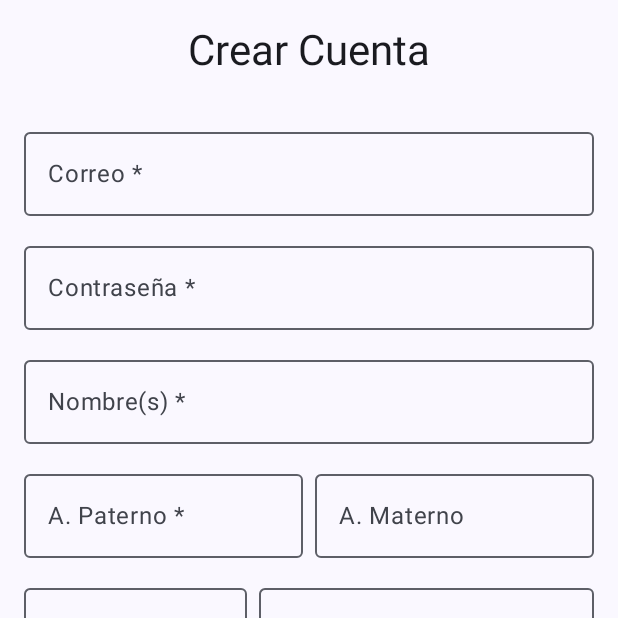
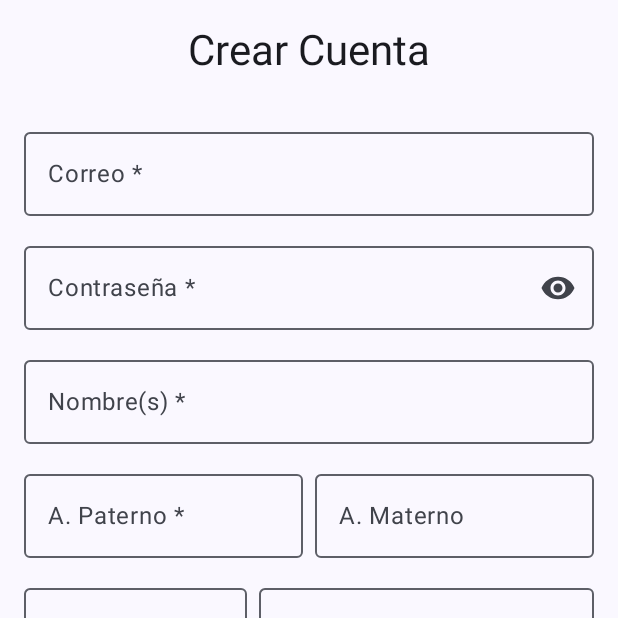
Before and after one commit to AngelDioses/SisvitaG2, an Android app built with Jetpack Compose: the RegisterScreen screen opened through its navigation route, on a phone screen of 412 x 824 dp, the top half of it. Run offline under Robolectric (Android 15) with nearby library versions, the phone set to English and light mode, and no system bars; our stand-ins replace Firebase (no records; nobody signed in at launch, a user with empty details on screens opened directly).

Commit message:
UPDATE: Mejorar pantallas de autenticación - Optimizar flujo de login, registro y verificación de email

```diff
--- a/app/src/main/java/com/example/sisvitag2/ui/screens/login/LoginScreen.kt
+++ b/app/src/main/java/com/example/sisvitag2/ui/screens/login/LoginScreen.kt
@@ -8,6 +8,9 @@ import androidx.compose.foundation.clickable
 import androidx.compose.foundation.layout.*
 import androidx.compose.foundation.text.KeyboardActions
 import androidx.compose.foundation.text.KeyboardOptions
+import androidx.compose.material.icons.Icons
+import androidx.compose.material.icons.filled.Visibility
+import androidx.compose.material.icons.filled.VisibilityOff
 import androidx.compose.material3.*
 import androidx.compose.runtime.*
 import androidx.compose.ui.Alignment
@@ -22,6 +25,7 @@ import androidx.compose.ui.text.TextStyle
 import androidx.compose.ui.text.input.ImeAction
 import androidx.compose.ui.text.input.KeyboardType
 import androidx.compose.ui.text.input.PasswordVisualTransformation
+import androidx.compose.ui.text.input.VisualTransformation
 import androidx.compose.ui.tooling.preview.Preview
 import androidx.compose.ui.unit.dp
 import androidx.compose.ui.unit.sp
@@ -31,6 +35,7 @@ import com.example.sisvitag2.R
 import com.example.sisvitag2.data.repository.LoginError
 import com.example.sisvitag2.ui.theme.SisvitaG2Theme
 import com.example.sisvitag2.ui.theme.philosopherBold
+import com.example.sisvitag2.ui.vm.SessionViewModel
 import org.koin.androidx.compose.koinViewModel
 
 @Composable
@@ -39,18 +44,31 @@ fun LoginScreen(
     onLoginSuccess: () -> Unit = {}
 ) {
     val viewModel: LoginViewModel = koinViewModel()
+    val sessionViewModel: SessionViewModel = koinViewModel()
+
+    // Conectar el callback para actualizar SessionViewModel
+    LaunchedEffect(Unit) {
+        viewModel.onAuthStateChanged = {
+            // Forzar actualización de datos del usuario tras login exitoso
+            sessionViewModel.fetchUserNameData(sessionViewModel.auth.currentUser)
+            Log.d("LoginScreen", "Login exitoso - Forzando recarga de datos de usuario en SessionViewModel")
+        }
+    }
     val loginUiState by viewModel.loginUiState.collectAsState()
     val context = LocalContext.current
     val focusManager = LocalFocusManager.current
 
     var email by remember { mutableStateOf("") }
     var password by remember { mutableStateOf("") }
+    var passwordVisible by remember { mutableStateOf(false) }
     val passwordFocusRequester = remember { FocusRequester() }
 
     LaunchedEffect(loginUiState) {
         when (val state = loginUiState) {
             is LoginUiState.Success -> {
                 Log.d("LoginScreen", "Login Success UI detectado por LoginScreen")
+                // Forzar actualización del estado de autenticación
+                Log.d("LoginScreen", "Forzando actualización del estado de autenticación...")
                 onLoginSuccess()
                 viewModel.resetState()
             }
@@ -112,7 +130,15 @@ fun LoginScreen(
             value = password,
             onValueChange = { password = it },
             label = { Text("Contraseña") },
-            visualTransformation = PasswordVisualTransformation(),
+            visualTransformation = if (passwordVisible) VisualTransformation.None else PasswordVisualTransformation(),
+            trailingIcon = {
+                IconButton(onClick = { passwordVisible = !passwordVisible }) {
+                    Icon(
+                        imageVector = if (passwordVisible) Icons.Filled.VisibilityOff else Icons.Filled.Visibility,
+                        contentDescription = if (passwordVisible) "Ocultar contraseña" else "Mostrar contraseña"
+                    )
+                }
+            },
             modifier = Modifier.fillMaxWidth().focusRequester(passwordFocusRequester),
             singleLine = true,
             keyboardOptions = KeyboardOptions(keyboardType = KeyboardType.Password, imeAction = ImeAction.Done),
--- a/app/src/main/java/com/example/sisvitag2/ui/screens/login/LoginViewModel.kt
+++ b/app/src/main/java/com/example/sisvitag2/ui/screens/login/LoginViewModel.kt
@@ -22,6 +22,9 @@ class LoginViewModel (
     private val loginRepository: LoginRepository
 ) : ViewModel() {
 
+    // Función para notificar cambios de autenticación
+    var onAuthStateChanged: (() -> Unit)? = null
+
     private val _loginUiState = MutableStateFlow<LoginUiState>(LoginUiState.Idle)
     val loginUiState: StateFlow<LoginUiState> = _loginUiState.asStateFlow()
 
@@ -37,6 +40,8 @@ class LoginViewModel (
                 is LoginResult.Success -> {
                     Log.i("LoginViewModel", "Login exitoso recibido del repositorio.")
                     _loginUiState.value = LoginUiState.Success
+                    // Notificar cambio de estado de autenticación
+                    onAuthStateChanged?.invoke()
                 }
                 is LoginResult.Failure -> {
                     Log.w("LoginViewModel", "Login fallido: ${result.errorType} - ${result.message}")
--- a/app/src/main/java/com/example/sisvitag2/ui/screens/register/RegisterScreen.kt
+++ b/app/src/main/java/com/example/sisvitag2/ui/screens/register/RegisterScreen.kt
@@ -11,6 +11,8 @@ import androidx.compose.foundation.text.KeyboardOptions
 import androidx.compose.foundation.verticalScroll
 import androidx.compose.material.icons.Icons
 import androidx.compose.material.icons.filled.CalendarToday
+import androidx.compose.material.icons.filled.Visibility
+import androidx.compose.material.icons.filled.VisibilityOff
 import androidx.compose.material3.*
 import androidx.compose.runtime.*
 import androidx.compose.ui.Alignment
@@ -21,6 +23,7 @@ import androidx.compose.ui.text.input.ImeAction
 import androidx.compose.ui.text.input.KeyboardCapitalization
 import androidx.compose.ui.text.input.KeyboardType
 import androidx.compose.ui.text.input.PasswordVisualTransformation
+import androidx.compose.ui.text.input.VisualTransformation
 import androidx.compose.ui.tooling.preview.Preview
 import androidx.compose.ui.unit.dp
 import androidx.compose.ui.unit.sp
@@ -28,6 +31,7 @@ import androidx.navigation.NavController
 import androidx.navigation.NavGraph.Companion.findStartDestination
 import androidx.navigation.compose.rememberNavController
 import com.example.sisvitag2.ui.theme.SisvitaG2Theme
+import com.example.sisvitag2.ui.vm.SessionViewModel
 import org.koin.androidx.compose.koinViewModel
 import java.text.SimpleDateFormat
 import java.util.Calendar
@@ -37,8 +41,16 @@ import java.util.Locale
 @Composable
 fun RegisterScreen(
     navController: NavController,
-    viewModel: RegisterViewModel = koinViewModel() // ViewModel del mensaje anterior (sin Channel)
+    viewModel: RegisterViewModel = koinViewModel(),
+    sessionViewModel: SessionViewModel = koinViewModel()
 ) {
+    // Conectar el callback para actualizar SessionViewModel
+    LaunchedEffect(Unit) {
+        viewModel.onAuthStateChanged = {
+            // Forzar actualización del SessionViewModel
+            sessionViewModel.fetchUserNameData(sessionViewModel.auth.currentUser)
+        }
+    }
     val registerUiState by viewModel.registerUiState.collectAsState()
     val dropdownsState by viewModel.dropdownDataState.collectAsState()
     val context = LocalContext.current
@@ -46,6 +58,7 @@ fun RegisterScreen(
 
     var email by remember { mutableStateOf("") }
     var password by remember { mutableStateOf("") }
+    var passwordVisible by remember { mutableStateOf(false) }
     var firstName by remember { mutableStateOf("") }
     var lastName by remember { mutableStateOf("") }
     var middleName by remember { mutableStateOf("") }
@@ -78,21 +91,24 @@ fun RegisterScreen(
 
     val isRegistering = registerUiState is RegisterUiState.Registering
 
-    // Este LaunchedEffect SÓLO se encarga de mostrar Toasts y resetear el estado del ViewModel.
-    // NO se encarga de la navegación después de un registro exitoso.
+    // Este LaunchedEffect se encarga de mostrar Toasts y navegar automáticamente
     LaunchedEffect(registerUiState) {
         when (val state = registerUiState) {
             is RegisterUiState.Success -> {
+                Log.d("RegisterScreen", "Registro exitoso detectado. Mostrando Toast y navegando...")
                 Toast.makeText(context, state.message, Toast.LENGTH_LONG).show()
-                // La navegación a EmailVerificationScreen será manejada por AuthDecisionRoot
-                // cuando SessionViewModel detecte el nuevo usuario autenticado (pero no verificado).
-                viewModel.resetRegisterState() // Resetear el estado del RegisterViewModel
+
+                // Navegar automáticamente a la pantalla principal
+                navController.navigate("Inicio") {
+                    popUpTo(navController.graph.findStartDestination().id) { inclusive = true }
+                }
             }
             is RegisterUiState.Error -> {
-                Toast.makeText(context, state.message ?: "Error desconocido en el registro.", Toast.LENGTH_LONG).show()
+                Log.e("RegisterScreen", "Error en registro: ${state.message}")
+                Toast.makeText(context, state.message ?: "Error desconocido", Toast.LENGTH_LONG).show()
                 viewModel.resetRegisterState()
             }
-            else -> { /* No-op para Idle, LoadingInitialData, Registering aquí */ }
+            else -> { /* Otros estados no requieren acción */ }
         }
     }
 
@@ -123,7 +139,23 @@ fun RegisterScreen(
         Text("Crear Cuenta", style = MaterialTheme.typography.headlineMedium, modifier = Modifier.padding(bottom = 16.dp).align(Alignment.CenterHorizontally))
 
         OutlinedTextField(value = email, onValueChange = { email = it }, label = { Text("Correo *") }, enabled = !isRegistering, modifier = Modifier.fillMaxWidth(), keyboardOptions = KeyboardOptions(keyboardType = KeyboardType.Email, imeAction = ImeAction.Next))
-        OutlinedTextField(value = password, onValueChange = { password = it }, label = { Text("Contraseña *") }, visualTransformation = PasswordVisualTransformation(), enabled = !isRegistering, modifier = Modifier.fillMaxWidth(), keyboardOptions = KeyboardOptions(keyboardType = KeyboardType.Password, imeAction = ImeAction.Next))
+        OutlinedTextField(
+            value = password,
+            onValueChange = { password = it },
+            label = { Text("Contraseña *") },
+            visualTransformation = if (passwordVisible) VisualTransformation.None else PasswordVisualTransformation(),
+            trailingIcon = {
+                IconButton(onClick = { passwordVisible = !passwordVisible }) {
+                    Icon(
+                        imageVector = if (passwordVisible) Icons.Filled.VisibilityOff else Icons.Filled.Visibility,
+                        contentDescription = if (passwordVisible) "Ocultar contraseña" else "Mostrar contraseña"
+                    )
+                }
+            },
+            enabled = !isRegistering,
+            modifier = Modifier.fillMaxWidth(),
+            keyboardOptions = KeyboardOptions(keyboardType = KeyboardType.Password, imeAction = ImeAction.Next)
+        )
         OutlinedTextField(value = firstName, onValueChange = { firstName = it }, label = { Text("Nombre(s) *") }, enabled = !isRegistering, modifier = Modifier.fillMaxWidth(), keyboardOptions = KeyboardOptions(capitalization = KeyboardCapitalization.Words, imeAction = ImeAction.Next))
         Row(Modifier.fillMaxWidth(), horizontalArrangement = Arrangement.spacedBy(8.dp)) {
             OutlinedTextField(value = lastName, onValueChange = { lastName = it }, label = { Text("A. Paterno *") }, enabled = !isRegistering, modifier = Modifier.weight(1f), keyboardOptions = KeyboardOptions(capitalization = KeyboardCapitalization.Words, imeAction = ImeAction.Next))
@@ -186,7 +218,7 @@ fun RegisterScreen(
                     formDataForViewModel["provincia"] = province
                     formDataForViewModel["distrito"] = district
                     formDataForViewModel["fechanacimiento_str"] = birthDate
-                    formDataForViewModel["role_description"] = "Paciente"
+                    formDataForViewModel["role_description"] = "Persona"
                     viewModel.performRegistration(formDataForViewModel.toMap())
                 }
             },
--- a/app/src/main/java/com/example/sisvitag2/ui/vm/EmailVerificationViewModel.kt
+++ b/app/src/main/java/com/example/sisvitag2/ui/vm/EmailVerificationViewModel.kt
@@ -76,7 +76,9 @@ class EmailVerificationViewModel(
         _verificationState.value = EmailVerificationState.Checking
         // Recargar el estado del usuario desde Firebase para obtener la información más reciente
         user.reload().addOnCompleteListener { reloadTask ->
+            Log.d(TAG, "[DEBUG] Llamando a reload() en checkEmailVerificationStatus...")
             if (reloadTask.isSuccessful) {
+                Log.d(TAG, "[DEBUG] reload() completado. isEmailVerified: ${user.isEmailVerified}")
                 if (user.isEmailVerified) {
                     Log.d(TAG, "Correo verificado para ${user.email}")
                     _verificationState.value = EmailVerificationState.Verified
@@ -113,7 +115,9 @@ class EmailVerificationViewModel(
                 }
                 // Recargar y comprobar
                 user.reload().addOnCompleteListener { task ->
+                    Log.d(TAG, "[DEBUG] Llamando a reload() en polling...")
                     if (task.isSuccessful && user.isEmailVerified) {
+                        Log.d(TAG, "[DEBUG] reload() completado en polling. isEmailVerified: ${user.isEmailVerified}")
                         _verificationState.value = EmailVerificationState.Verified
                         stopPollingEmailVerificationStatus()
                     } else if (!task.isSuccessful) {
```
Also changed, not shown: app/src/main/java/com/example/sisvitag2/ui/screens/register/RegisterViewModel.kt (+37 -2 lines), app/src/main/java/com/example/sisvitag2/ui/vm/AccountViewModel.kt (+69 -27 lines).
